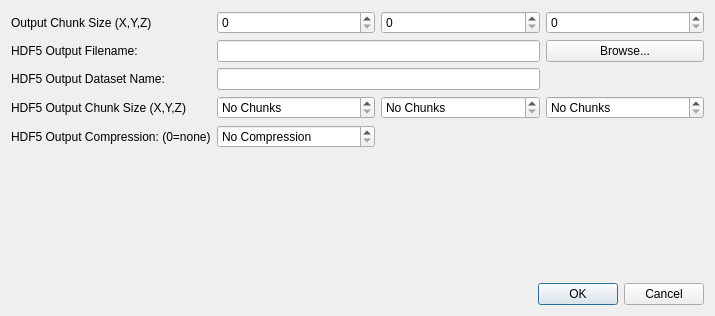
Old version of the form cctwqt/cctwqtsetupoutputdialog.ui in the repository guyjennings/cctw.
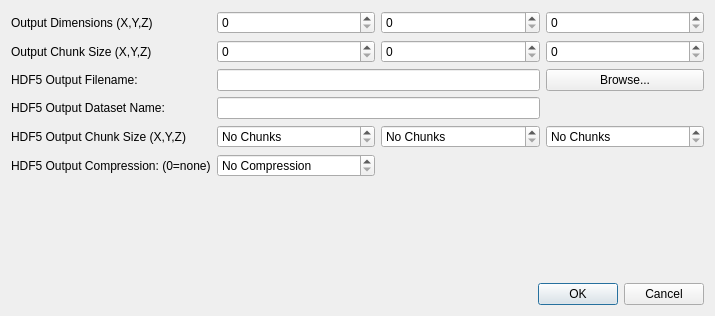
New version of the form.

Commit message: Added output data dimensions to output data setup dialog

What changed in the file:
```diff
--- a/cctwqt/cctwqtsetupoutputdialog.ui
+++ b/cctwqt/cctwqtsetupoutputdialog.ui
@@ -14,13 +14,10 @@
    <string>CCTW - Setup Output...</string>
   </property>
   <layout class="QGridLayout" name="gridLayout">
-   <item row="4" column="1">
-    <widget class="QSpinBox" name="m_OutputCompression">
+   <item row="1" column="3">
+    <widget class="QSpinBox" name="m_OutputChunkZ">
      <property name="toolTip">
-      <string>Output HDF Chunk Size in X</string>
-     </property>
-     <property name="specialValueText">
-      <string>No Compression</string>
+      <string>Transform Chunk Size in Z</string>
      </property>
      <property name="maximum">
       <number>999999</number>
@@ -28,13 +25,119 @@
     </widget>
    </item>
    <item row="4" column="0">
+    <widget class="QLabel" name="label_8">
+     <property name="toolTip">
+      <string>HDF Chunk Size of Output File (0=unchunked)</string>
+     </property>
+     <property name="text">
+      <string>HDF5 Output Chunk Size (X,Y,Z)</string>
+     </property>
+    </widget>
+   </item>
+   <item row="4" column="2">
+    <widget class="QSpinBox" name="m_HDFOutputChunkY">
+     <property name="toolTip">
+      <string>Output HDF Chunk Size in Y</string>
+     </property>
+     <property name="specialValueText">
+      <string>No Chunks</string>
+     </property>
+     <property name="maximum">
+      <number>999999</number>
+     </property>
+    </widget>
+   </item>
+   <item row="3" column="0">
+    <widget class="QLabel" name="label_2">
+     <property name="text">
+      <string>HDF5 Output Dataset Name:</string>
+     </property>
+    </widget>
+   </item>
+   <item row="1" column="0">
+    <widget class="QLabel" name="label_7">
+     <property name="toolTip">
+      <string>Chunk size for transform calculations</string>
+     </property>
+     <property name="text">
+      <string>Output Chunk Size (X,Y,Z)</string>
+     </property>
+    </widget>
+   </item>
+   <item row="4" column="3">
+    <widget class="QSpinBox" name="m_HDFOutputChunkZ">
+     <property name="toolTip">
+      <string>Output HDF Chunk Size in Z</string>
+     </property>
+     <property name="specialValueText">
+      <string>No Chunks</string>
+     </property>
+     <property name="maximum">
+      <number>999999</number>
+     </property>
+    </widget>
+   </item>
+   <item row="2" column="1" colspan="2">
+    <widget class="QLineEdit" name="m_OutputFileName"/>
+   </item>
+   <item row="2" column="3">
+    <widget class="QPushButton" name="m_BrowseOutputFileName">
+     <property name="text">
+      <string>Browse...</string>
+     </property>
+    </widget>
+   </item>
+   <item row="1" column="1">
+    <widget class="QSpinBox" name="m_OutputChunkX">
+     <property name="toolTip">
+      <string>Transform Chunk Size in X</string>
+     </property>
+     <property name="maximum">
+      <number>999999</number>
+     </property>
+    </widget>
+   </item>
+   <item row="4" column="1">
+    <widget class="QSpinBox" name="m_HDFOutputChunkX">
+     <property name="toolTip">
+      <string>Output HDF Chunk Size in X</string>
+     </property>
+     <property name="specialValueText">
+      <string>No Chunks</string>
+     </property>
+     <property name="maximum">
+      <number>999999</number>
+     </property>
+    </widget>
+   </item>
+   <item row="1" column="2">
+    <widget class="QSpinBox" name="m_OutputChunkY">
+     <property name="toolTip">
+      <string>Transform Chunk Size in Y</string>
+     </property>
+     <property name="maximum">
+      <number>999999</number>
+     </property>
+    </widget>
+   </item>
+   <item row="7" column="0" colspan="4">
+    <widget class="QDialogButtonBox" name="buttonBox">
+     <property name="orientation">
+      <enum>Qt::Horizontal</enum>
+     </property>
+     <property name="standardButtons">
+      <set>QDialogButtonBox::Cancel|QDialogButtonBox::Ok</set>
+     </property>
+    </widget>
+   </item>
+   <item row="5" column="0">
     <widget class="QLabel" name="label_9">
      <property name="text">
       <string>HDF5 Output Compression: (0=none)</string>
      </property>
     </widget>
    </item>
-   <item row="5" column="0" colspan="4">
+   <item row="6" column="0" colspan="4">
     <spacer name="verticalSpacer">
      <property name="orientation">
       <enum>Qt::Vertical</enum>
@@ -47,55 +150,41 @@
      </property>
     </spacer>
    </item>
-   <item row="6" column="0" colspan="4">
-    <widget class="QDialogButtonBox" name="buttonBox">
-     <property name="orientation">
-      <enum>Qt::Horizontal</enum>
-     </property>
-     <property name="standardButtons">
-      <set>QDialogButtonBox::Cancel|QDialogButtonBox::Ok</set>
-     </property>
-    </widget>
-   </item>
-   <item row="2" column="1" colspan="2">
-    <widget class="QLineEdit" name="m_OutputDatasetName"/>
-   </item>
    <item row="2" column="0">
-    <widget class="QLabel" name="label_2">
-     <property name="text">
-      <string>HDF5 Output Dataset Name:</string>
-     </property>
-    </widget>
-   </item>
-   <item row="1" column="1" colspan="2">
-    <widget class="QLineEdit" name="m_OutputFileName"/>
-   </item>
-   <item row="1" column="3">
-    <widget class="QPushButton" name="m_BrowseOutputFileName">
-     <property name="text">
-      <string>Browse...</string>
-     </property>
-    </widget>
-   </item>
-   <item row="1" column="0">
     <widget class="QLabel" name="label">
      <property name="text">
       <string>HDF5 Output Filename:</string>
      </property>
     </widget>
    </item>
+   <item row="5" column="1">
+    <widget class="QSpinBox" name="m_OutputCompression">
+     <property name="toolTip">
+      <string>Output HDF Chunk Size in X</string>
+     </property>
+     <property name="specialValueText">
+      <string>No Compression</string>
+     </property>
+     <property name="maximum">
+      <number>999999</number>
+     </property>
+    </widget>
+   </item>
+   <item row="3" column="1" colspan="2">
+    <widget class="QLineEdit" name="m_OutputDatasetName"/>
+   </item>
    <item row="0" column="0">
-    <widget class="QLabel" name="label_7">
+    <widget class="QLabel" name="label_10">
      <property name="toolTip">
       <string>Chunk size for transform calculations</string>
      </property>
      <property name="text">
-      <string>Output Chunk Size (X,Y,Z)</string>
+      <string>Output Dimensions (X,Y,Z)</string>
      </property>
     </widget>
    </item>
    <item row="0" column="1">
-    <widget class="QSpinBox" name="m_OutputChunkX">
+    <widget class="QSpinBox" name="m_OutputDimensionsX">
      <property name="toolTip">
       <string>Transform Chunk Size in X</string>
      </property>
@@ -105,7 +194,7 @@
     </widget>
    </item>
    <item row="0" column="2">
-    <widget class="QSpinBox" name="m_OutputChunkY">
+    <widget class="QSpinBox" name="m_OutputDimensionsY">
      <property name="toolTip">
       <string>Transform Chunk Size in Y</string>
      </property>
@@ -115,7 +204,7 @@
     </widget>
    </item>
    <item row="0" column="3">
-    <widget class="QSpinBox" name="m_OutputChunkZ">
+    <widget class="QSpinBox" name="m_OutputDimensionsZ">
      <property name="toolTip">
       <string>Transform Chunk Size in Z</string>
      </property>
@@ -124,55 +213,6 @@
      </property>
     </widget>
    </item>
-   <item row="3" column="0">
-    <widget class="QLabel" name="label_8">
-     <property name="toolTip">
-      <string>HDF Chunk Size of Output File (0=unchunked)</string>
-     </property>
-     <property name="text">
-      <string>HDF5 Output Chunk Size (X,Y,Z)</string>
-     </property>
-    </widget>
-   </item>
-   <item row="3" column="1">
-    <widget class="QSpinBox" name="m_HDFOutputChunkX">
-     <property name="toolTip">
-      <string>Output HDF Chunk Size in X</string>
-     </property>
-     <property name="specialValueText">
-      <string>No Chunks</string>
-     </property>
-     <property name="maximum">
-      <number>999999</number>
-     </property>
-    </widget>
-   </item>
-   <item row="3" column="2">
-    <widget class="QSpinBox" name="m_HDFOutputChunkY">
-     <property name="toolTip">
-      <string>Output HDF Chunk Size in Y</string>
-     </property>
-     <property name="specialValueText">
-      <string>No Chunks</string>
-     </property>
-     <property name="maximum">
-      <number>999999</number>
-     </property>
-    </widget>
-   </item>
-   <item row="3" column="3">
-    <widget class="QSpinBox" name="m_HDFOutputChunkZ">
-     <property name="toolTip">
-      <string>Output HDF Chunk Size in Z</string>
-     </property>
-     <property name="specialValueText">
-      <string>No Chunks</string>
-     </property>
-     <property name="maximum">
-      <number>999999</number>
-     </property>
-    </widget>
-   </item>
   </layout>
  </widget>
  <resources/>
```
The commit also changes 1 other file.
